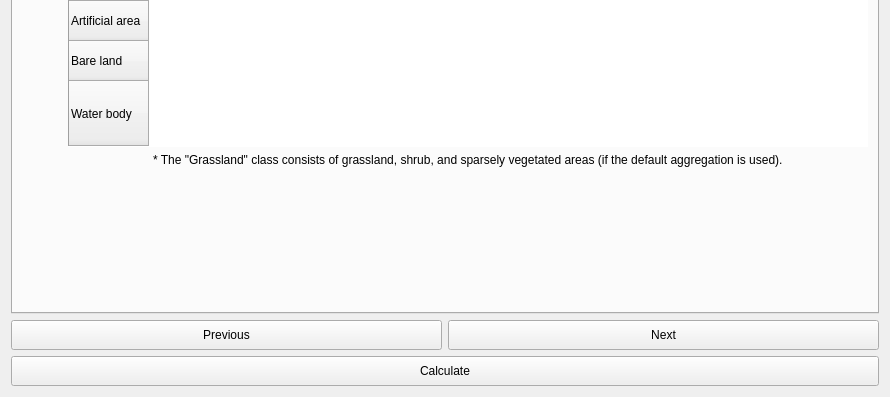
Qt form LDMP/gui/DlgCalculateLC.ui (ConservationInternational/trends.earth) before a commit; both pictures show x 0 to 890 and y 265 to 662 of the 890 by 662 pixel window.
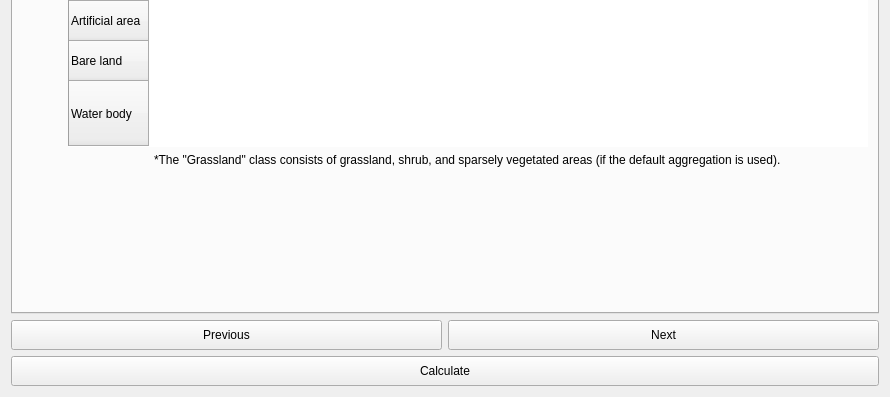
The same form after that commit. The open tabs and pages were chosen to show the change.

Commit message: Fix asterisk spacing.

```diff
--- a/LDMP/gui/DlgCalculateLC.ui
+++ b/LDMP/gui/DlgCalculateLC.ui
@@ -415,7 +415,7 @@
          <item row="2" column="1" alignment="Qt::AlignHCenter">
           <widget class="QLabel" name="label_5">
            <property name="text">
-            <string>* The &quot;Grassland&quot; class consists of grassland, shrub, and sparsely vegetated areas (if the default aggregation is used).</string>
+            <string>*The &quot;Grassland&quot; class consists of grassland, shrub, and sparsely vegetated areas (if the default aggregation is used).</string>
            </property>
           </widget>
          </item>
```
Left out of the diff: 2 changed lines with no effect on the pictures.
